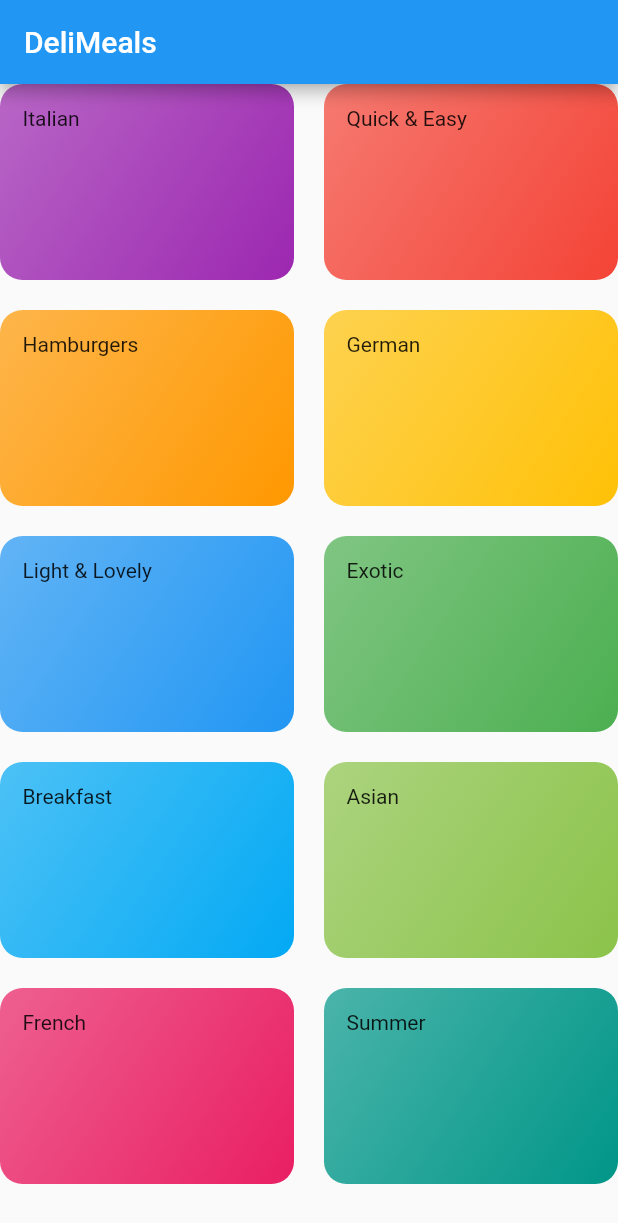
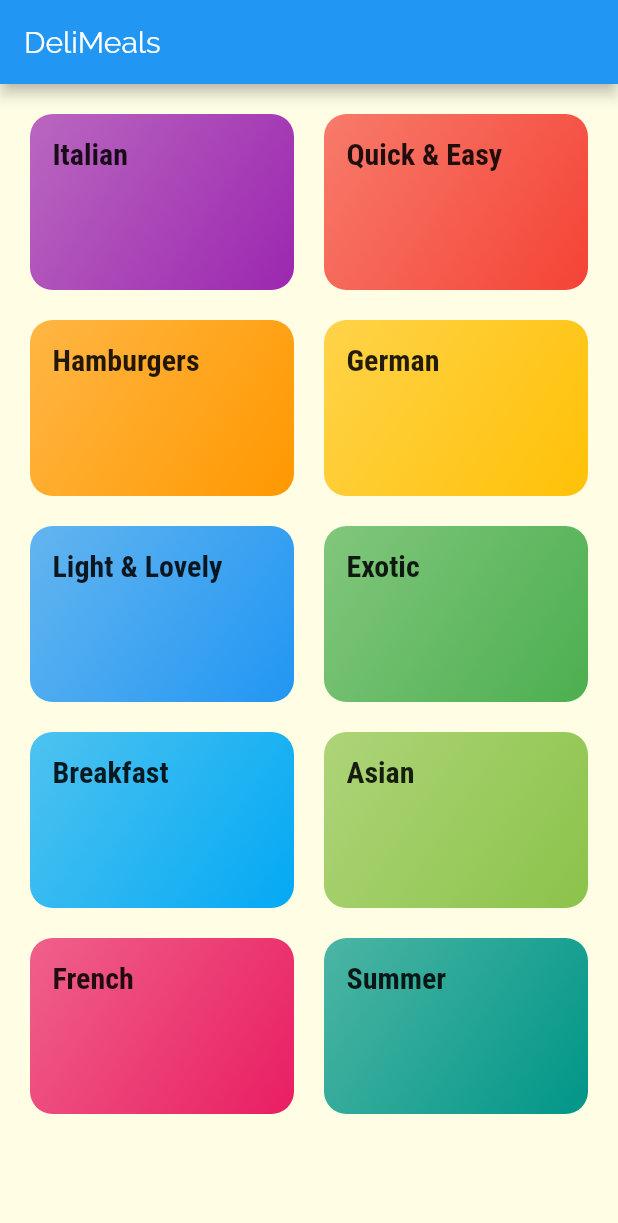
Before and after one commit to makiintoch/meals, a Flutter app: the screen it shows after launch, on a phone screen of 412 x 824 dp. Shown: the top 1223 px of the screen. Run offline on Flutter 3.47's test engine with Material 2 defaults, Android fonts, the phone set to English and light mode, and no system bars.

Commit message:
add styling and theming

```diff
--- a/lib/categories_screen.dart
+++ b/lib/categories_screen.dart
@@ -11,6 +11,7 @@ class CategoriesScreen extends StatelessWidget {
         title: const Text('DeliMeals'),
       ),
       body: GridView(
+        padding: EdgeInsets.all(20),
         children: DUMMY_CATEGORIES
             .map((category) => CategoryItem(
                   title: category.title,
--- a/lib/category_item.dart
+++ b/lib/category_item.dart
@@ -10,7 +10,10 @@ class CategoryItem extends StatelessWidget {
   Widget build(BuildContext context) {
     return Container(
       padding: EdgeInsets.all(15),
-      child: Text(title),
+      child: Text(
+        title,
+        style: Theme.of(context).textTheme.title,
+      ),
       decoration: BoxDecoration(
         gradient: LinearGradient(
           colors: [
--- a/lib/main.dart
+++ b/lib/main.dart
@@ -11,6 +11,22 @@ class MyApp extends StatelessWidget {
       title: 'DeliMeals',
       theme: ThemeData(
         primarySwatch: Colors.blue,
+        accentColor: Colors.amber,
+        canvasColor: Color.fromRGBO(255, 254, 229, 1),
+        fontFamily: 'Raleway',
+        textTheme: ThemeData.light().textTheme.copyWith(
+              body1: TextStyle(
+                color: Color.fromRGBO(20, 51, 51, 1),
+              ),
+              body2: TextStyle(
+                color: Color.fromRGBO(20, 51, 51, 1),
+              ),
+              title: TextStyle(
+                fontSize: 20,
+                fontFamily: 'RobotoCon',
+                fontWeight: FontWeight.bold,
+              ),
+            ),
       ),
       home: CategoriesScreen(),
     );
```
Also changed, not shown: pubspec.yaml (+20 -14 lines), assets/fonts/Raleway-Black.ttf (added), assets/fonts/Raleway-Bold.ttf (added), assets/fonts/Raleway-Regular.ttf (added), assets/fonts/RobotoCondensed-Bold.ttf (added), assets/fonts/RobotoCondensed-Italic.ttf (added), assets/fonts/RobotoCondensed-Light.ttf (added), assets/fonts/RobotoCondensed-Regular.ttf (added).
